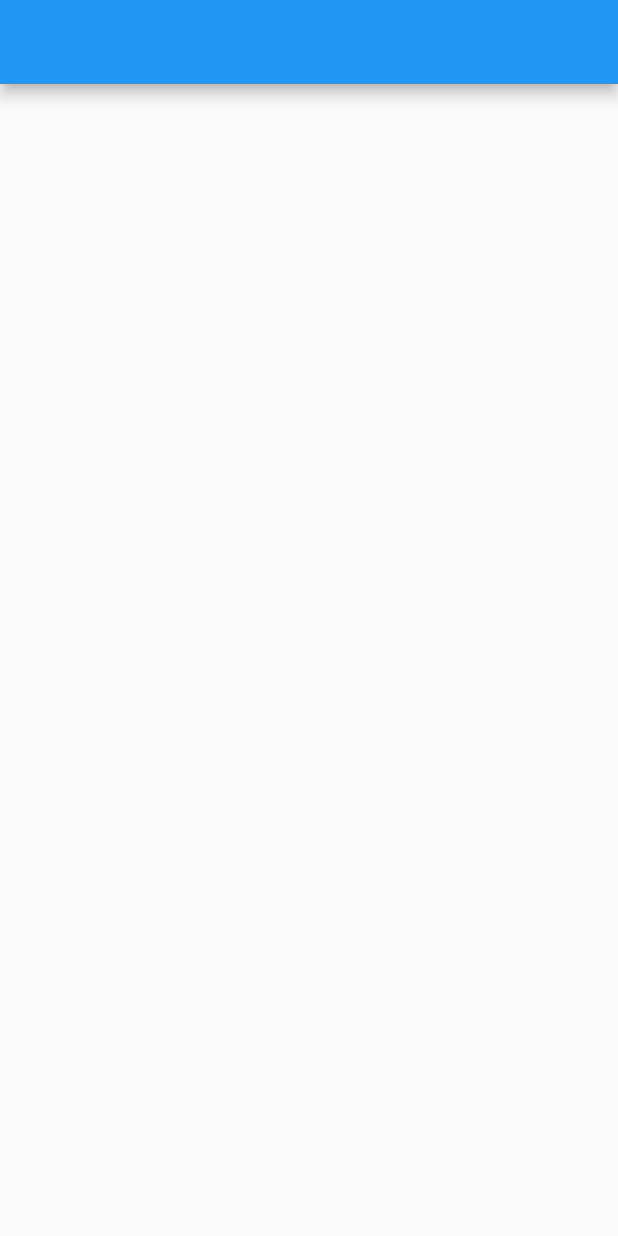
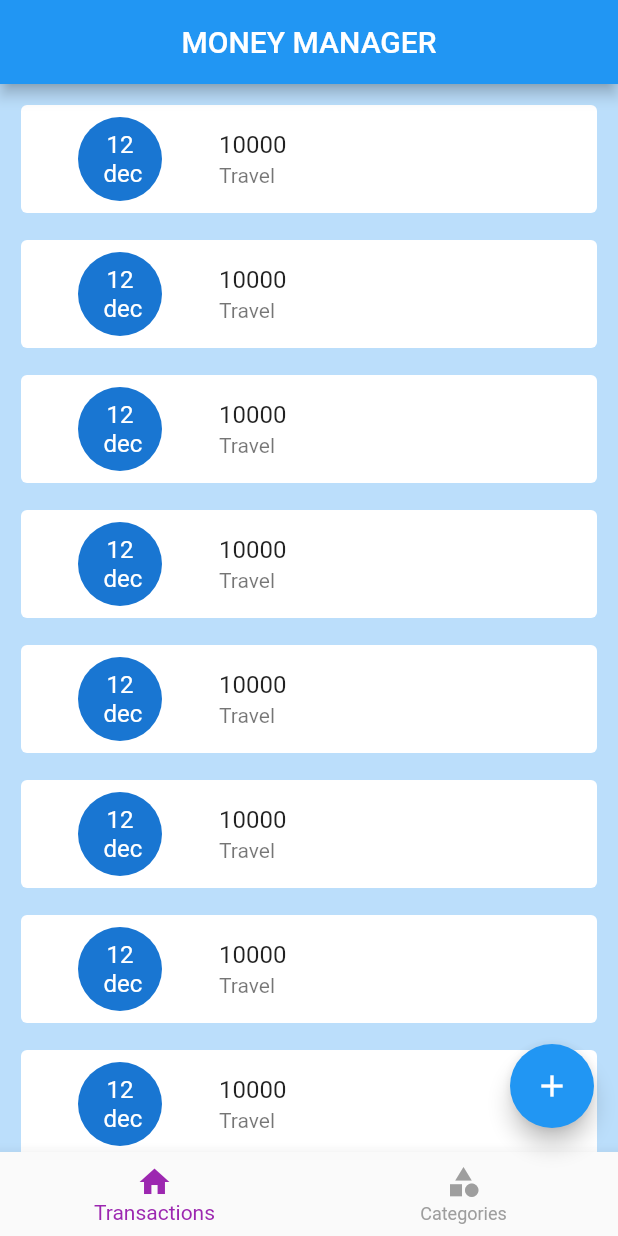
Before and after one commit to arjn-26/flutter-money-management, a Flutter app: the screen it shows after launch, on a phone screen of 412 x 824 dp. Run offline on Flutter 3.47's test engine with Material 2 defaults, Android fonts, the phone set to English and light mode, and no system bars.

Commit message:
second commit

```diff
--- a/lib/home/home.dart
+++ /dev/null
@@ -1,12 +0,0 @@
-import 'package:flutter/material.dart';
-
-class Home extends StatelessWidget {
-  const Home({super.key});
-
-  @override
-  Widget build(BuildContext context) {
-    return Scaffold(
-      appBar: AppBar(),
-    );
-  }
-}
--- a/lib/main.dart
+++ b/lib/main.dart
@@ -1,6 +1,5 @@
 import 'package:flutter/material.dart';
-
-import 'home/home.dart';
+import 'package:flutter_money_management/screens/home/screen_home.dart';
 
 void main() {
   runApp(const MyApp());
@@ -26,7 +25,7 @@ class MyApp extends StatelessWidget {
         // is not restarted.
         primarySwatch: Colors.blue,
       ),
-      home: Home(),
+      home: ScreenHome(),
     );
   }
 }
--- /dev/null
+++ b/lib/screens/home/screen_home.dart
@@ -0,0 +1,44 @@
+import 'package:flutter/material.dart';
+import 'package:flutter_money_management/screens/category/screen_category.dart';
+import 'package:flutter_money_management/screens/home/widgets/bottom_navigation.dart';
+import 'package:flutter_money_management/screens/transactions/screen_transaction.dart';
+
+class ScreenHome extends StatelessWidget {
+  const ScreenHome({super.key});
+
+  static ValueNotifier<int> selectedIndexNotifier = ValueNotifier(0);
+
+  final _pages = const [
+    ScreenTransactions(),
+    ScreenCategory(),
+  ];
+
+  @override
+  Widget build(BuildContext context) {
+    return Scaffold(
+      backgroundColor: Colors.blue[100],
+      appBar: AppBar(
+        title: Center(child: Text('MONEY MANAGER')),
+      ),
+      floatingActionButton: FloatingActionButton(
+        onPressed: () {
+          if (selectedIndexNotifier.value == 0) {
+            print('Add transactions');
+          } else {
+            print('Add categories');
+          }
+        },
+        child: Icon(Icons.add),
+      ),
+      bottomNavigationBar: const MoneyManagerBottomNavigation(),
+      body: SafeArea(
+        child: ValueListenableBuilder(
+          valueListenable: selectedIndexNotifier,
+          builder: (BuildContext context, int updatedIndex, _) {
+            return _pages[updatedIndex];
+          },
+        ),
+      ),
+    );
+  }
+}
--- /dev/null
+++ b/lib/screens/home/widgets/bottom_navigation.dart
@@ -0,0 +1,33 @@
+import 'package:flutter/material.dart';
+import 'package:flutter_money_management/screens/home/screen_home.dart';
+
+class MoneyManagerBottomNavigation extends StatelessWidget {
+  const MoneyManagerBottomNavigation({super.key});
+
+  @override
+  Widget build(BuildContext context) {
+    return ValueListenableBuilder(
+      valueListenable: ScreenHome.selectedIndexNotifier,
+      builder: (BuildContext ctx, int updatedIndex, Widget? _) {
+        return BottomNavigationBar(
+          selectedItemColor: Colors.purple,
+          unselectedItemColor: Colors.grey,
+          currentIndex: updatedIndex,
+          onTap: (newIndex) {
+            ScreenHome.selectedIndexNotifier.value = newIndex;
+          },
+          items: const [
+            BottomNavigationBarItem(
+              icon: Icon(Icons.home),
+              label: 'Transactions',
+            ),
+            BottomNavigationBarItem(
+              icon: Icon(Icons.category),
+              label: 'Categories',
+            ),
+          ],
+        );
+      },
+    );
+  }
+}
--- /dev/null
+++ b/lib/screens/transactions/screen_transaction.dart
@@ -0,0 +1,33 @@
+import 'package:flutter/material.dart';
+
+class ScreenTransactions extends StatelessWidget {
+  const ScreenTransactions({super.key});
+
+  @override
+  Widget build(BuildContext context) {
+    return ListView.separated(
+        padding: EdgeInsets.all(10),
+        itemBuilder: (ctx, index) {
+          return const Card(
+            elevation: 0,
+            child: ListTile(
+              leading: CircleAvatar(
+                radius: 50,
+                child: Text(
+                  '12 \n dec',
+                  textAlign: TextAlign.center,
+                ),
+              ),
+              title: Text('10000'),
+              subtitle: Text('Travel'),
+            ),
+          );
+        },
+        separatorBuilder: (ctx, index) {
+          return const SizedBox(
+            height: 10,
+          );
+        },
+        itemCount: 10);
+  }
+}
```
Also changed, not shown: lib/db/category/category_db.dart (added, +12 -0 lines), lib/models/category/category_model.dart (added, +16 -0 lines), lib/screens/category/expense_category_list.dart (added, +28 -0 lines), lib/screens/category/income_category_list.dart (added, +28 -0 lines), lib/screens/category/screen_category.dart (added, +50 -0 lines).
